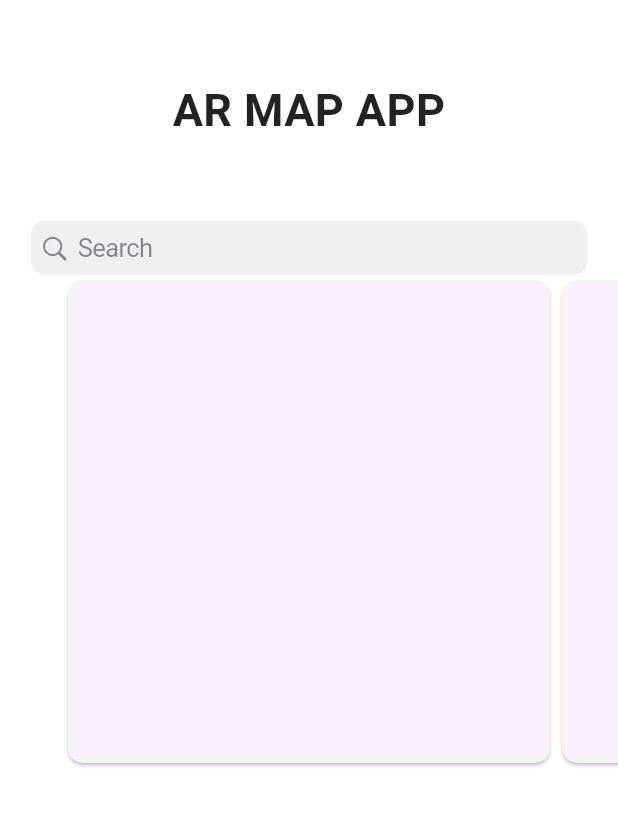
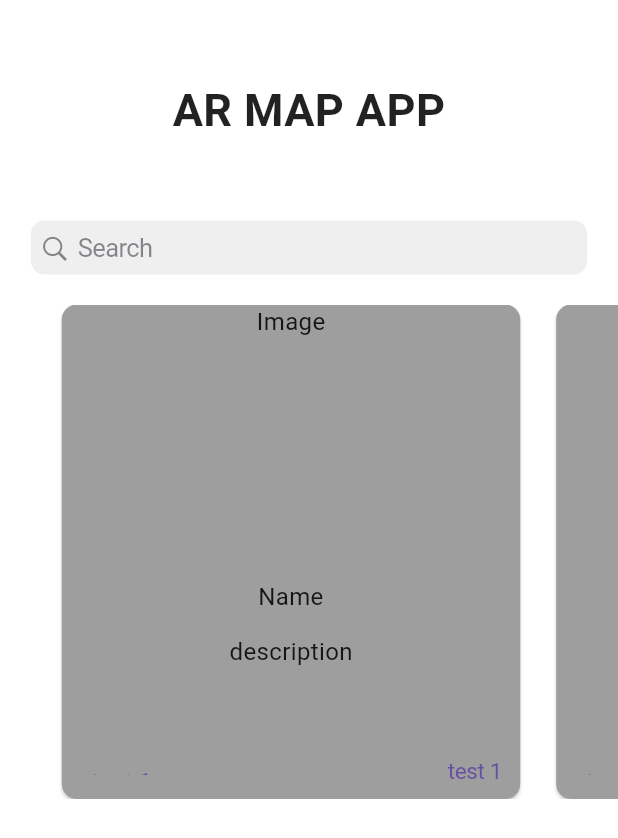
Before and after one commit to Mucer72/armap, a Flutter app: the screen it shows after launch, on a phone screen of 412 x 824 dp. Shown: the top 838 px of the screen. Run offline on Flutter 3.47's test engine with Material 3 defaults, Android fonts, the phone set to English and light mode, and no system bars; our stand-ins replace cloud_firestore, firebase_core; accounts and stored records are empty.

Commit message:
builder home screen;

```diff
--- a/lib/features/home/presentation/widgets/carousel.dart
+++ b/lib/features/home/presentation/widgets/carousel.dart
@@ -33,12 +33,13 @@ class _CarouselState extends State<Carousel> {
 
   @override
   Widget build(BuildContext context) {
-    return SizedBox(
-          height: ScreenDimensions.height * 0.4,
-          child: PageView(
-            controller: _pageController,
-            children: _pages,
-          ),
+    return Container(
+      margin: EdgeInsets.only(top: 20),
+      height: ScreenDimensions.height * 0.4,
+      child: PageView(
+        controller: _pageController,
+        children: _pages,
+      ),
     );
   }
 }
--- a/lib/features/home/presentation/widgets/information_card.dart
+++ b/lib/features/home/presentation/widgets/information_card.dart
@@ -1,5 +1,4 @@
 import 'package:flutter/cupertino.dart';
-import 'package:ar_map_project/common/utils/sizes.dart';
 import 'package:flutter/material.dart';
 
 class CarouselItem extends StatelessWidget {
@@ -8,11 +7,52 @@ class CarouselItem extends StatelessWidget {
   @override
   Widget build(BuildContext context) {
     return Card(
+      margin: EdgeInsets.only(right: 24),
+      color: Colors.grey,
       shape: RoundedRectangleBorder(
         borderRadius: BorderRadius.circular(10)
       ),
       child: Column(
-        children: [],
+        children: [
+          Expanded(
+            flex: 5,
+            child: Text("Image")
+          ),
+          Expanded(
+            flex: 1,
+            child: Text(
+              "Name",
+              textAlign: TextAlign.right,
+            )
+          ),
+          Expanded(
+            flex: 2,
+            child: Text(
+              "description",
+              textAlign: TextAlign.start,
+            )
+          ),
+          Expanded(
+            flex: 1,
+            child: Row(
+              mainAxisAlignment: MainAxisAlignment.spaceBetween,
+              children: [
+                CupertinoButton(
+                  child: Text("test 1"),
+                  onPressed: (){},
+                  borderRadius: BorderRadius.circular(30),
+                  sizeStyle: CupertinoButtonSize.large,
+                ),
+                CupertinoButton(
+                  child: Text("test 1"),
+                  onPressed: (){},
+                  borderRadius: BorderRadius.circular(50),
+                  sizeStyle: CupertinoButtonSize.small,
+                ),
+              ],
+            )
+          ),
+        ],
       ),
     );
   }
```
